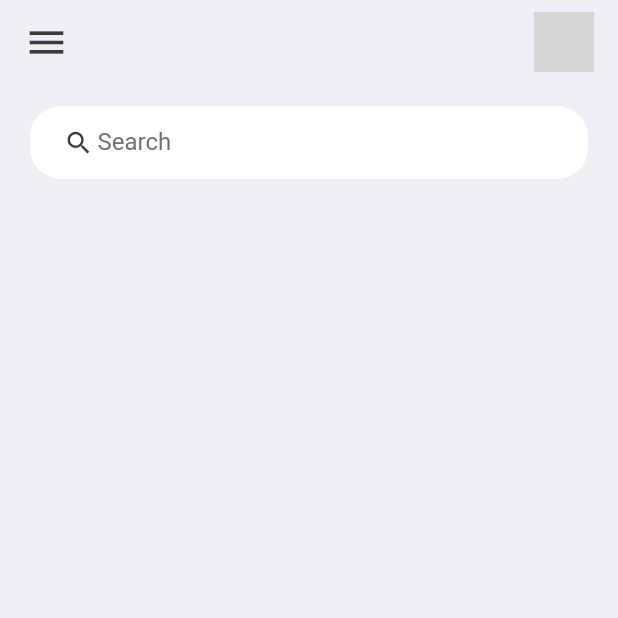
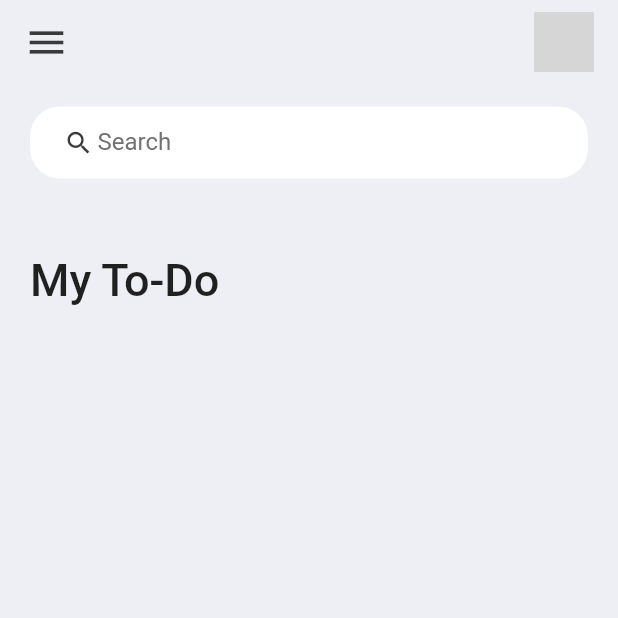
Before and after one commit to Saurabh-kumar09/Task-Focus, a Flutter app: the screen it shows after launch, on a phone screen of 412 x 824 dp, the top half of it. Run offline on Flutter 3.47's test engine with Material 2 defaults, Android fonts, the phone set to English and light mode, and no system bars; grey boxes are pictures that could not be loaded.

Commit message:
heading added

```diff
--- a/lib/screens/home.dart
+++ b/lib/screens/home.dart
@@ -14,6 +14,20 @@ class Home extends StatelessWidget {
           child: Column(
             children: [
               searchBox(),
+              Expanded(
+                child: ListView(
+                  children: [
+                    Container(
+                      margin: EdgeInsets.only(top: 50, bottom: 20),
+                      child: Text(
+                        'My To-Do',
+                        style: TextStyle(
+                            fontSize: 30, fontWeight: FontWeight.w500),
+                      ),
+                    )
+                  ],
+                ),
+              )
             ],
           )),
     );
```
